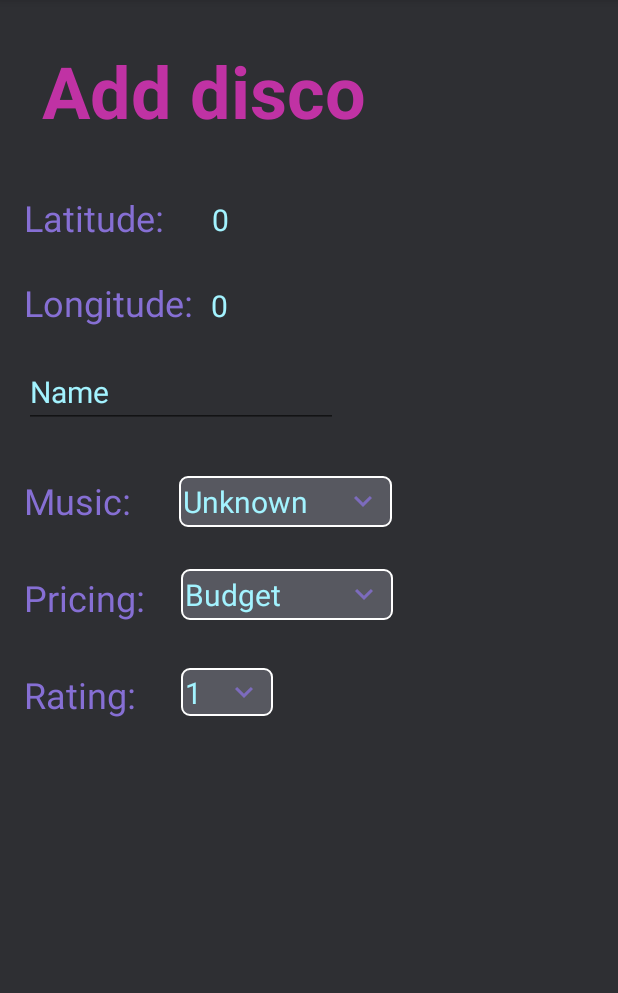
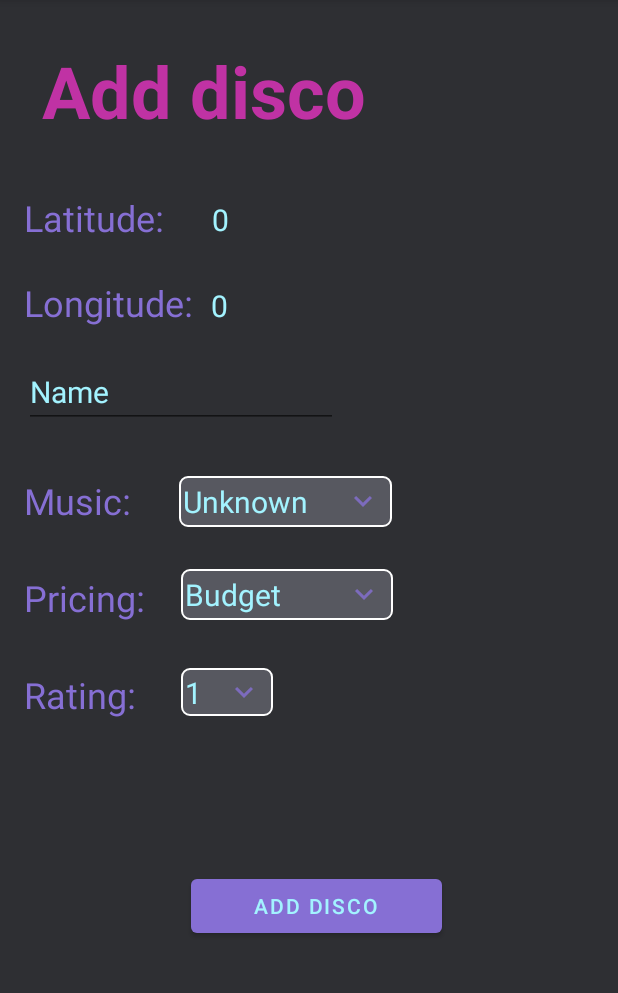
Before and after one commit to PajLe/shiny-disco, an Android app: the fragment AddDiscoFragment placed in its activity, on a phone screen of 412 x 824 dp, the part 84-1077 px from its top. Run offline under Robolectric (Android 15) with nearby library versions, the phone set to English and light mode, and no system bars; our stand-ins replace Firebase (no records; nobody signed in at launch, a user with empty details on screens opened directly), Picasso; pictures from the network do not load; 3 statements that could not run were skipped.

Commit message:
add 'add disco' button

```diff
--- a/app/src/main/res/layout/fragment_add_disco.xml
+++ b/app/src/main/res/layout/fragment_add_disco.xml
@@ -173,4 +173,17 @@
         app:layout_constraintStart_toEndOf="@+id/disco_rating_textview"
         app:layout_constraintTop_toBottomOf="@+id/spinner_disco_price" />
 
+    <Button
+        android:id="@+id/save_added_disco_button"
+        android:layout_width="167dp"
+        android:layout_height="48dp"
+        android:layout_marginBottom="140dp"
+        android:text="@string/add_disco"
+        app:layout_constraintBottom_toBottomOf="parent"
+        app:layout_constraintEnd_toEndOf="parent"
+        app:layout_constraintHorizontal_bias="0.52"
+        app:layout_constraintStart_toStartOf="parent"
+        app:layout_constraintTop_toBottomOf="@+id/disco_rating_textview"
+        app:layout_constraintVertical_bias="1.0" />
+
 </androidx.constraintlayout.widget.ConstraintLayout>
```
